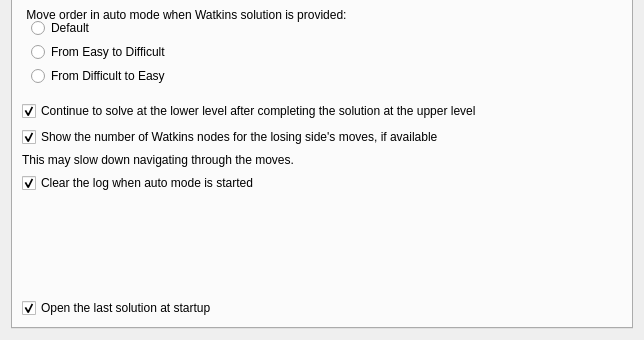
Qt form projects/gui/ui/settingsdlg.ui (tolius/solver) before a commit; both pictures show x 0 to 644 and y 155 to 495 of the 644 by 495 pixel window.
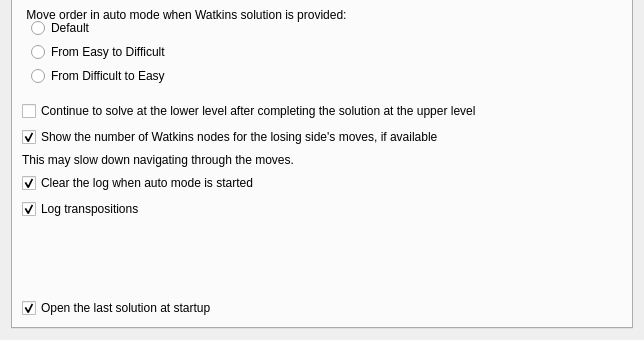
The same form after that commit.

What changed in the file:
```diff
--- a/projects/gui/ui/settingsdlg.ui
+++ b/projects/gui/ui/settingsdlg.ui
@@ -737,9 +737,6 @@
          <property name="text">
           <string>Continue to solve at the lower level after completing the solution at the upper level</string>
          </property>
-         <property name="checked">
-          <bool>true</bool>
-         </property>
         </widget>
        </item>
        <item>
@@ -775,6 +772,16 @@
          </property>
         </widget>
        </item>
+       <item>
+        <widget class="QCheckBox" name="m_logTranspositions">
+         <property name="text">
+          <string>Log transpositions</string>
+         </property>
+         <property name="checked">
+          <bool>true</bool>
+         </property>
+        </widget>
+       </item>
        <item>
         <spacer name="verticalSpacer_4">
          <property name="orientation">
```
